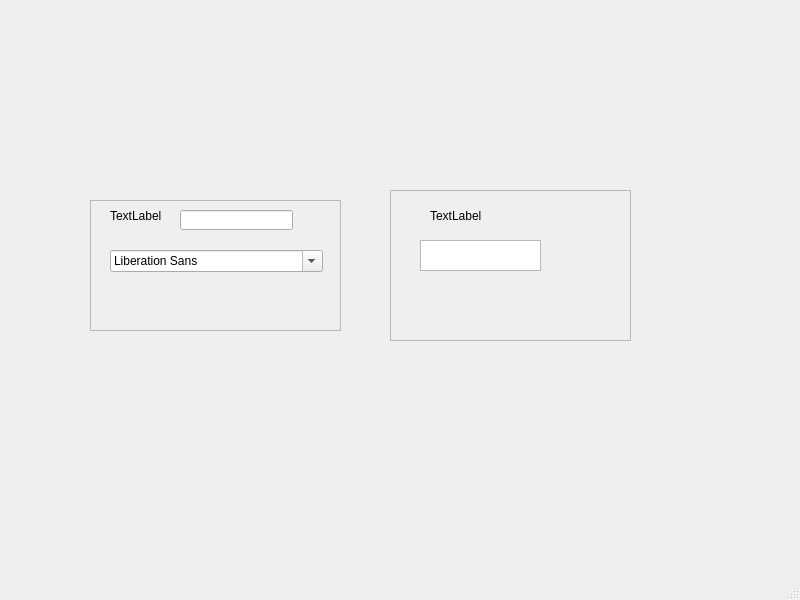
First picture: the form in example/test.ui, repository liuli-liekkas/auto_test, before the edit.
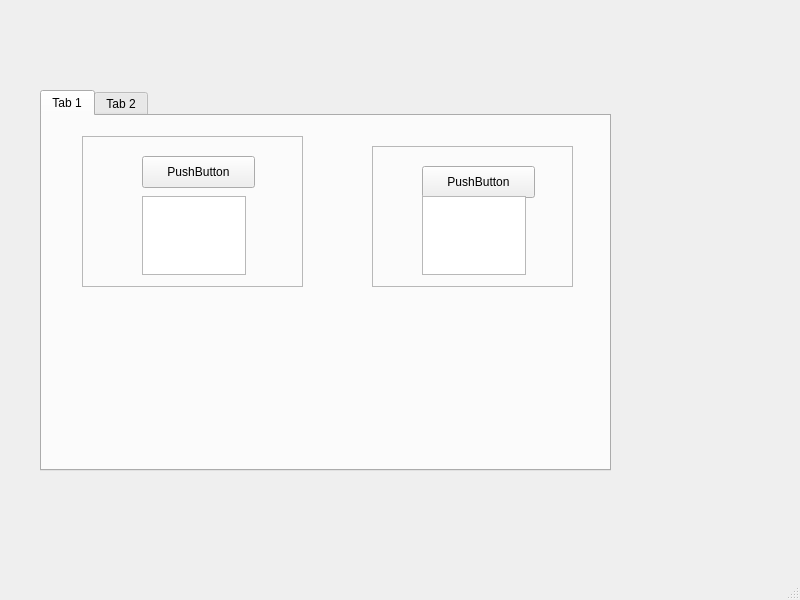
Second picture: the form after the edit.

```diff
--- a/example/test.ui
+++ b/example/test.ui
@@ -14,61 +14,28 @@
    <string>MainWindow</string>
   </property>
   <widget class="QWidget" name="centralwidget">
+   <widget class="QTabWidget" name="tabWidget">
+    <property name="geometry">
+     <rect>
+      <x>40</x>
+      <y>90</y>
+      <width>571</width>
+      <height>381</height>
+     </rect>
+    </property>
+    <widget class="QWidget" name="tab">
+     <property name="enabled">
+      <bool>true</bool>
+     </property>
+     <attribute name="title">
+      <string>Tab 1</string>
+     </attribute>
    <widget class="QFrame" name="frame">
     <property name="geometry">
      <rect>
-      <x>90</x>
-      <y>200</y>
-      <width>251</width>
-      <height>131</height>
-     </rect>
-    </property>
-    <property name="frameShape">
-     <enum>QFrame::StyledPanel</enum>
-    </property>
-    <property name="frameShadow">
-     <enum>QFrame::Raised</enum>
-    </property>
-    <widget class="QLabel" name="label_2">
-     <property name="geometry">
-      <rect>
-       <x>20</x>
-       <y>10</y>
-       <width>54</width>
-       <height>12</height>
-      </rect>
-     </property>
-     <property name="text">
-      <string>TextLabel</string>
-     </property>
-    </widget>
-    <widget class="QLineEdit" name="lineEdit">
-     <property name="geometry">
-      <rect>
-       <x>90</x>
-       <y>10</y>
-       <width>113</width>
-       <height>20</height>
-      </rect>
-     </property>
-    </widget>
-    <widget class="QFontComboBox" name="fontComboBox">
-     <property name="geometry">
-      <rect>
-       <x>20</x>
-       <y>50</y>
-       <width>213</width>
-       <height>22</height>
-      </rect>
-     </property>
-    </widget>
-   </widget>
-   <widget class="QFrame" name="frame_2">
-    <property name="geometry">
-     <rect>
-      <x>390</x>
-      <y>190</y>
-      <width>241</width>
+        <x>40</x>
+        <y>20</y>
+        <width>221</width>
       <height>151</height>
      </rect>
     </property>
@@ -78,28 +45,74 @@
     <property name="frameShadow">
      <enum>QFrame::Raised</enum>
     </property>
-    <widget class="QLabel" name="label">
+      <widget class="QPushButton" name="pushButton">
      <property name="geometry">
       <rect>
-       <x>40</x>
+         <x>60</x>
        <y>20</y>
-       <width>54</width>
-       <height>12</height>
+         <width>113</width>
+         <height>32</height>
       </rect>
      </property>
      <property name="text">
-      <string>TextLabel</string>
+        <string>PushButton</string>
      </property>
     </widget>
     <widget class="QTextEdit" name="textEdit">
      <property name="geometry">
       <rect>
-       <x>30</x>
+         <x>60</x>
+         <y>60</y>
+         <width>104</width>
+         <height>79</height>
+        </rect>
+       </property>
+      </widget>
+     </widget>
+     <widget class="QFrame" name="frame_2">
+      <property name="geometry">
+       <rect>
+        <x>330</x>
+        <y>30</y>
+        <width>201</width>
+        <height>141</height>
+       </rect>
+      </property>
+      <property name="frameShape">
+       <enum>QFrame::StyledPanel</enum>
+      </property>
+      <property name="frameShadow">
+       <enum>QFrame::Raised</enum>
+      </property>
+      <widget class="QPushButton" name="pushButton_2">
+       <property name="geometry">
+        <rect>
+         <x>50</x>
+         <y>20</y>
+         <width>113</width>
+         <height>32</height>
+        </rect>
+       </property>
+       <property name="text">
+        <string>PushButton</string>
+       </property>
+      </widget>
+      <widget class="QTextEdit" name="textEdit_2">
+       <property name="geometry">
+        <rect>
+         <x>50</x>
        <y>50</y>
-       <width>121</width>
-       <height>31</height>
-      </rect>
-     </property>
+         <width>104</width>
+         <height>79</height>
+        </rect>
+       </property>
+      </widget>
+     </widget>
+    </widget>
+    <widget class="QWidget" name="tab_2">
+     <attribute name="title">
+      <string>Tab 2</string>
+     </attribute>
     </widget>
    </widget>
   </widget>
```
Left out of the diff: 2 changed lines with no effect on the pictures. Lines whose indentation alone changed are shown as unchanged.
